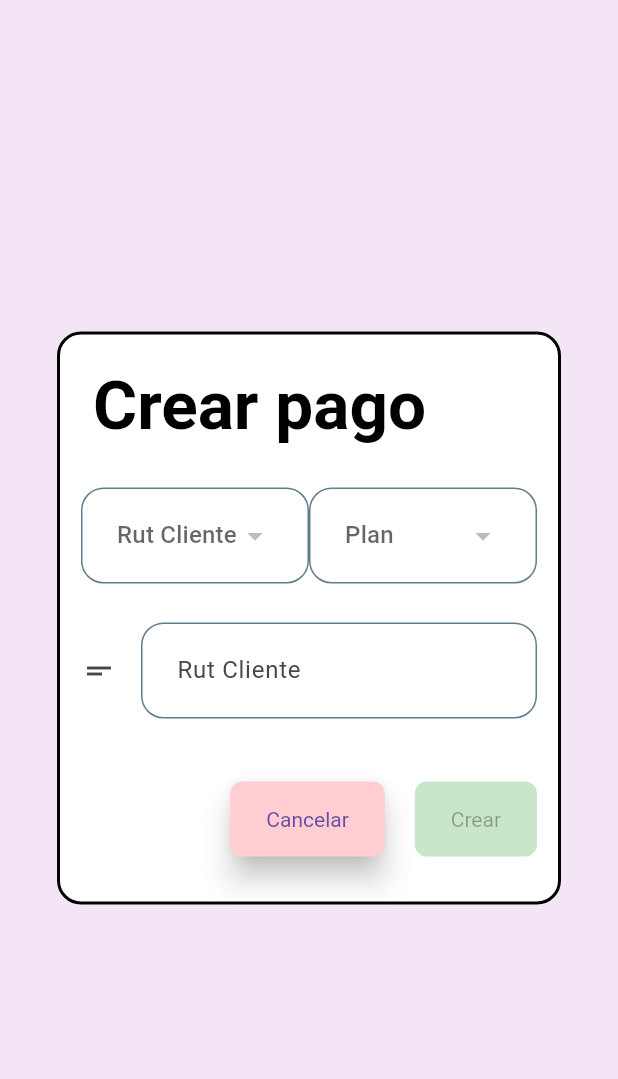
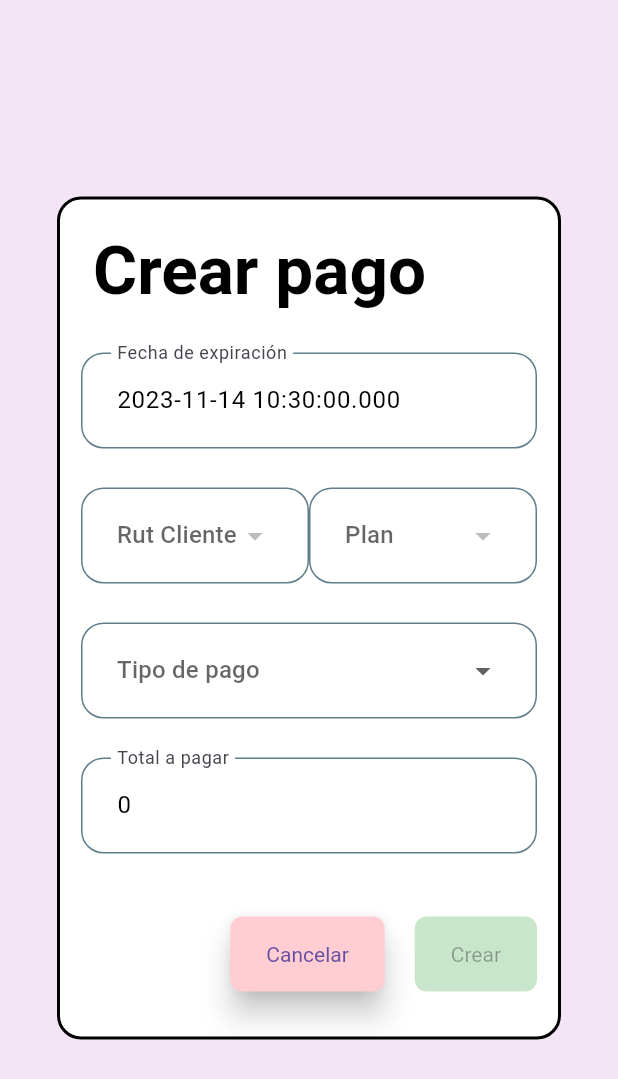
Before and after one commit to DiegoIMM/gym-front, a Flutter app: the PaymentForm widget shown alone on an empty page, opened directly, on a phone screen of 412 x 824 dp. Shown: the top 1079 px of the screen. Run offline on Flutter 3.47's test engine with Material 2 defaults, Android fonts, the light colour scheme and no system bars; drawn by our look-alikes of reactive_forms; our stand-ins replace firebase_core, go_router, shared_preferences; missing offline and left inert: rut_utils; accounts and stored records are empty; network calls fail.

Commit message:
se agrega formulario para pagos

```diff
--- a/lib/dtos/payment_dto.dart
+++ b/lib/dtos/payment_dto.dart
@@ -28,8 +28,8 @@
       };
 
   factory PaymentDTO.fromJson(Map<String, dynamic> json) => PaymentDTO(
-        date: DateTime.parse(json['date']),
-        expiredAt: DateTime.parse(json['expiredAt']),
+        date: json['date'],
+        expiredAt: json['expiredAt'],
         price: json['price'],
         typeOfPayment: json['typeOfPayment'],
         rutClient: json['rutClient'],
--- a/lib/models/payment.dart
+++ b/lib/models/payment.dart
@@ -1,12 +1,15 @@
+import 'package:gym_front/models/client.dart';
+import 'package:gym_front/models/plan.dart';
+
 class Payment {
   final int id;
   final DateTime date;
   final DateTime expiredAt;
   final int price;
   final String typeOfPayment;
-  final String rutClient;
-  final int idPlan;
-  final int idEmpresa;
+  final Plan plan;
+  final Client client;
+  final int? idEmpresa;
 
   Payment({
     required this.id,
@@ -14,9 +17,9 @@
     required this.expiredAt,
     required this.price,
     required this.typeOfPayment,
-    required this.rutClient,
-    required this.idPlan,
-    required this.idEmpresa,
+    required this.plan,
+    required this.client,
+    this.idEmpresa,
   });
 
   factory Payment.fromJson(Map<String, dynamic> json) {
@@ -26,9 +29,9 @@
       expiredAt: DateTime.parse(json['expiredAt']),
       price: json['price'],
       typeOfPayment: json['typeOfPayment'],
-      rutClient: json['rutClient'],
-      idPlan: json['idPlan'],
-      idEmpresa: json['idEmpresa'],
+      plan: Plan.fromJson(json['plan']),
+      client: Client.fromJson(json['client']),
+      idEmpresa: json['idEmpresa'] ?? 0,
     );
   }
 
@@ -44,8 +47,8 @@
         'expiredAt': expiredAt.toString().substring(0, 10),
         'price': price,
         'typeOfPayment': typeOfPayment,
-        'rutClient': rutClient,
-        'idPlan': idPlan,
-        'idEmpresa': idEmpresa,
+        'plan': plan.toJson(),
+        'client': client.toJson(),
+        'idEmpresa': idEmpresa ?? 0,
       };
 }
--- a/lib/views/pages/payment_form.dart
+++ b/lib/views/pages/payment_form.dart
@@ -35,12 +35,39 @@
     super.initState();
     formPayment = FormGroup({
       'rutClient': FormControl<String>(
-          value: widget.payment != null ? widget.payment!.rutClient : '',
+          value: widget.payment != null ? widget.payment!.typeOfPayment : '',
+          validators: [
+            Validators.required,
+          ]),
+      'idEmpresa': FormControl<int>(
+          value: widget.payment != null ? widget.payment!.idEmpresa : 2,
           validators: [
             Validators.required,
           ]),
       'idPlan': FormControl<int>(
-          value: widget.payment != null ? widget.payment!.idPlan : 0,
+          value: widget.payment != null ? widget.payment!.id : 0,
+          validators: [
+            Validators.required,
+          ]),
+      'typeOfPayment': FormControl<String>(
+          value: widget.payment != null ? widget.payment!.typeOfPayment : '',
+          validators: [
+            Validators.required,
+          ]),
+      'date': FormControl<DateTime>(
+          value: widget.payment != null ? widget.payment!.date : DateTime.now(),
+          validators: [
+            Validators.required,
+          ]),
+      'expiredAt': FormControl<DateTime>(
+          value: widget.payment != null
+              ? widget.payment!.expiredAt
+              : DateTime.now(),
+          validators: [
+            Validators.required,
+          ]),
+      'price': FormControl<int>(
+          value: widget.payment != null ? widget.payment!.price : 0,
           validators: [
             Validators.required,
           ]),
@@ -114,12 +141,22 @@
                     child: Column(
                       mainAxisSize: MainAxisSize.min,
                       children: [
+                        ReactiveTextField(
+                          formControlName: 'expiredAt',
+                          decoration: const InputDecoration(
+                            labelText: 'Fecha de expiración',
+                          ),
+                          readOnly: true,
+                        ),
                         Row(
                           children: [
                             Expanded(
                               child: ReactiveDropdownField(
                                   formControlName: 'rutClient',
                                   hint: const Text('Rut Cliente'),
+                                  onChanged: (value) {
+                                    calculateExpiredAt();
+                                  },
                                   items: allClients
                                       .map((client) => DropdownMenuItem(
                                             value: client.rut,
@@ -131,6 +168,9 @@
                               child: ReactiveDropdownField(
                                   formControlName: 'idPlan',
                                   hint: const Text('Plan'),
+                                  onChanged: (value) {
+                                    calculateExpiredAt();
+                                  },
                                   items: allPlans
                                       .map((plan) => DropdownMenuItem(
                                             value: plan.id,
@@ -140,20 +180,29 @@
                             ),
                           ],
                         ),
+                        ReactiveDropdownField(
+                            formControlName: 'typeOfPayment',
+                            hint: const Text('Tipo de pago'),
+                            items: const [
+                              DropdownMenuItem(
+                                value: 'Efectivo',
+                                child: Text('Efectivo'),
+                              ),
+                              DropdownMenuItem(
+                                value: 'Crédito',
+                                child: Text('Crédito'),
+                              ),
+                              DropdownMenuItem(
+                                value: 'Debito',
+                                child: Text('Debito'),
+                              ),
+                            ]),
                         ReactiveTextField(
-                          enableInteractiveSelection: true,
-                          enableSuggestions: true,
+                          formControlName: 'price',
                           decoration: const InputDecoration(
-                            labelText: 'Rut Cliente',
-                            icon: Icon(Icons.short_text),
+                            labelText: 'Total a pagar',
                           ),
-                          formControlName: 'rutClient',
-                          validationMessages: {
-                            'required': (error) =>
-                                'El Cliente no puede estar vacío',
-                            'minLength': (error) =>
-                                'Ingresa correctamente el rut',
-                          },
+                          readOnly: true,
                         ),
                         const SizedBox(height: 16),
                         Row(
@@ -194,13 +243,31 @@
                                       : Container(),
                                 ]),
                               );
-                            })
+                            }),
                           ],
                         ),
                       ],
                     ))),
           ],
         ));
+  }
+
+  void calculateExpiredAt() {
+    var date = formPayment.control('date').value;
+    var plan = allPlans
+        .firstWhere((plan) => plan.id == formPayment.control('idPlan').value);
+    var client = allClients.firstWhere(
+        (client) => client.rut == formPayment.control('rutClient').value);
+    formPayment.control('price').value = plan.price;
+
+    // TODO: Validar si es que el cliente tiene plan, se debe sumar a la fecha de expiración y no desde la fecha actual
+
+    print('date: $date');
+    print('plan: $plan');
+    print('client: $client');
+
+    var expiredAt = date.add(Duration(days: plan.durationInDays()));
+    formPayment.control('expiredAt').value = expiredAt;
   }
 
   void createPayment() {
--- a/lib/views/pages/payment_page.dart
+++ b/lib/views/pages/payment_page.dart
@@ -99,7 +99,7 @@
                                         vertical: (width > 1000) ? 8.0 : 0.0,
                                         horizontal: (width > 1000) ? 50.0 : 8.0,
                                       ),
-                                      child: Text(payment.rutClient)),
+                                      child: Text(payment.typeOfPayment)),
                               ],
                             ),
                           );
```
Also changed, not shown: lib/models/plan.dart (+21 -0 lines), lib/views/pages/plan_form.dart (+20 -0 lines).
